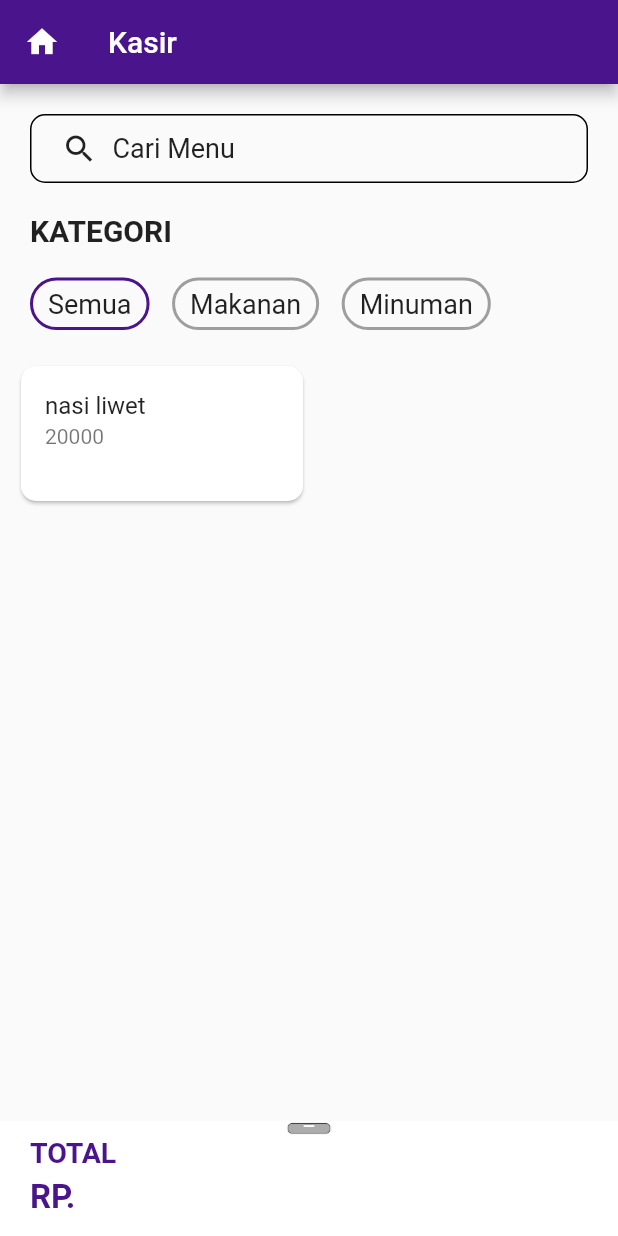
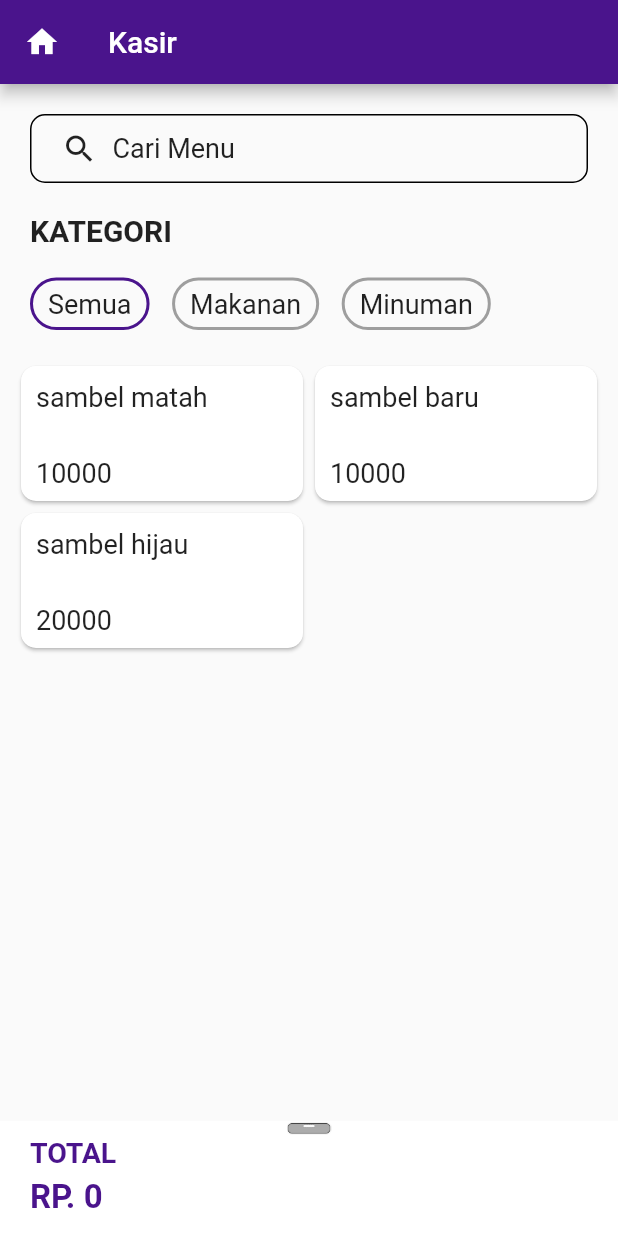
Before and after one commit to Achmad-irfanda/layout_kasir, a Flutter app: the screen it shows after launch, on a phone screen of 412 x 824 dp. Run offline on Flutter 3.47's test engine with Material 2 defaults, Android fonts, the phone set to English and light mode, and no system bars.

Commit message:
no message

```diff
--- /dev/null
+++ b/lib/checkout/provitem.dart
@@ -0,0 +1,17 @@
+import 'package:flutter/material.dart';
+import 'package:layout_kasir/home/cardsetting.dart';
+
+class Item extends ChangeNotifier {
+  List<CardItem> selectedItem;
+  int totalHarga;
+
+  Item(){
+    selectedItem=[];
+    totalHarga = 0;
+  }
+  void add (CardItem cardItem, int harga){
+   selectedItem.add(cardItem);
+    totalHarga += harga;
+    notifyListeners();
+  }
+}
--- a/lib/home/cardsetting.dart
+++ b/lib/home/cardsetting.dart
@@ -1,67 +1,67 @@
 import 'package:flutter/material.dart';
+import 'package:layout_kasir/checkout/provitem.dart';
+import 'package:provider/provider.dart';
 
-// card yang menampung parsing datanya.
-// class card extends StatefulWidget {
+// class MenuItem {
+//   final String nama;
+//   final int harga;
 
-//   card({this.nama, this.harga});
-
-//   @override
-//   _cardState createState() => _cardState();
+//   MenuItem(this.nama, this.harga);
 // }
 
-// class _cardState extends State<card> {
-//   String item;
+  class CardItem extends StatefulWidget {
 
-//   final Function onTap;
+  CardItem ({this.nama, this.harga});
 
-//   @override
-//   Widget build(BuildContext context) {
-//     return
-//   }
-// }
-
-// final Function onTap;
-// const CardItem({Key key, this.onTap}) : super(key:key);
-
-class MenuItem {
-  final int id;
   final String nama;
   final int harga;
-
-  MenuItem(this.id, this.nama, this.harga);
-}
-
-class CardItem extends StatefulWidget {
   @override
   _CardItemState createState() => _CardItemState();
 }
 
 class _CardItemState extends State<CardItem> {
-  final _menu = [
-    MenuItem(1, "nasi liwet", 20000),
-  ];
-
-  List<MenuItem> _selectedItem = [];
-  int totalHarga = 0;
 
   @override
   Widget build(BuildContext context) {
     return Card(
       shape: RoundedRectangleBorder(
           borderRadius: BorderRadius.all(Radius.circular(10))),
-      child: ListView.builder(
-        itemCount: _menu.length,
-        itemBuilder: (context, index) => ListTile(
-          onTap: () {
-            setState(() {
-              _selectedItem.add(_menu[index]);
-              totalHarga = totalHarga + _menu[index].harga;
-            });
+      child: InkWell(
+        onTap: () => {
+            Provider.of<Item>(context, listen: false)
+                .add(CardItem(), CardItem().harga),
           },
-          title: Text(_menu[index].nama),
-          subtitle: Text(_menu[index].harga.toString()),
+        child: ListView(
+          children: [
+            Align(
+              alignment: Alignment.topLeft,
+              child: Container(
+                margin:
+                    EdgeInsets.only(left: 10, right: 10, top: 10, bottom: 20),
+                child:
+               Text(widget.nama, style: TextStyle(fontSize: 18),)
+              ),
+            ),
+            Align(
+              alignment: Alignment.topLeft,
+              child: Container(
+                margin:
+                    EdgeInsets.only(left: 10, right: 10, top: 10, bottom: 20),
+                child:
+               Text(widget.harga.toString(), style: TextStyle(fontSize: 18),)
+              ),
+            ),
+          ],
         ),
       ),
     );
   }
 }
+
+
+// class onTap {
+
+
+//   Provider.of<Item>(context, listen: false)
+//                 .add(CardItem[index], CardItem[index].harga);
+// }
--- a/lib/home/home.dart
+++ b/lib/home/home.dart
@@ -1,7 +1,9 @@
 import 'package:flutter/material.dart';
 import 'package:flutter/rendering.dart';
+import 'package:layout_kasir/checkout/provitem.dart';
 import 'package:layout_kasir/home/cardsetting.dart';
 import 'package:layout_kasir/home/slider.dart';
+import 'package:provider/provider.dart';
 
 class homepage extends StatefulWidget {
   @override
@@ -27,7 +29,9 @@ class _homepageState extends State<homepage> {
         leading: Icon(Icons.home),
         title: Text('Kasir'),
       ),
-      body: Stack(
+      body: ChangeNotifierProvider(
+        create: (context) => Item(),
+        child: Stack(
           children: [
             ListView(
               children: [
@@ -84,8 +88,8 @@ class _homepageState extends State<homepage> {
                                   ),
                                   borderRadius: BorderRadius.circular(30))),
                           Container(
-                            margin:
-                                EdgeInsets.only(right: 15, top: 20, bottom: 20),
+                              margin: EdgeInsets.only(
+                                  right: 15, top: 20, bottom: 20),
                               padding: EdgeInsets.only(
                                   left: 10, right: 10, top: 5, bottom: 5),
                               child: Text(
@@ -99,8 +103,8 @@ class _homepageState extends State<homepage> {
                                   ),
                                   borderRadius: BorderRadius.circular(30))),
                           Container(
-                            margin:
-                                EdgeInsets.only(right: 15, top: 20, bottom: 20),
+                              margin: EdgeInsets.only(
+                                  right: 15, top: 20, bottom: 20),
                               padding: EdgeInsets.only(
                                   left: 10, right: 10, top: 5, bottom: 5),
                               child: Text(
@@ -129,7 +133,18 @@ class _homepageState extends State<homepage> {
                         crossAxisCount: 2,
                         childAspectRatio: 6 / 3,
                         children: [
-                        CardItem(),
+                          CardItem(
+                            nama: ("sambel matah"),
+                            harga: 10000,
+                          ),
+                          CardItem(
+                            nama: ("sambel baru"),
+                            harga: 10000,
+                          ),
+                          CardItem(
+                            nama: ("sambel hijau"),
+                            harga: 20000,
+                          )
                         ],
                       ),
                     ],
@@ -142,6 +157,7 @@ class _homepageState extends State<homepage> {
             slider(),
           ],
         ),
+      ),
     );
   }
 }
--- a/lib/home/slider.dart
+++ b/lib/home/slider.dart
@@ -1,5 +1,7 @@
 import 'package:flutter/material.dart';
 import 'package:layout_kasir/checkout/bayar.dart';
+import 'package:provider/provider.dart';
+import 'package:layout_kasir/checkout/provitem.dart';
 import 'package:layout_kasir/checkout/number_ticker.dart';
 
 class slider extends StatefulWidget {
@@ -38,7 +40,7 @@ class _sliderState extends State<slider> {
                   margin:
                       EdgeInsets.only(left: 20, right: 20, top: 6, bottom: 20),
                   child: Text(
-                    "RP. ",
+                    "RP. ${Provider.of<Item>(context, listen: true).totalHarga}",
                     style: TextStyle(
                         fontSize: 22,
                         color: Colors.purple[900],
@@ -63,22 +65,40 @@ class _sliderState extends State<slider> {
                         fontWeight: FontWeight.bold),
                   ),
                 ),
+                SizedBox(
+                  height: 5,
+                ),
+                Consumer<Item>(builder: (context, provitem, child) {
+                  return Container(
+                    padding: EdgeInsets.all(20),
+                    margin: EdgeInsets.only(left: 20, right: 20, top: 10),
+                    child: ListView.builder(
+                        itemCount: provitem.selectedItem.length,
+                        itemBuilder: (context, index) {
+                          child:
                           Container(
                              padding: EdgeInsets.all(20),
-                  margin: EdgeInsets.only(left: 20, right: 20, top: 10),
+                          margin: EdgeInsets.only(bottom: 10),
+                            child: Container(
+                              height: 50,
                               child: Row(
                                 children: [
-                      // Text("namaku bento"),
+                                  Text(provitem.selectedItem[index].nama),
+                                  Spacer(),
                                   Container(
                                     margin: EdgeInsets.only(left: 260, right: 10),
                                     child: NumberTicker(),
                                   )
                                 ],
                               ),
+                            ),
+                          );
+                        }),
                     decoration: BoxDecoration(
                         border: Border.all(width: 1),
                         borderRadius: BorderRadius.circular(10)),
-                ),
+                  );
+                }),
                 new Container(
                     margin: EdgeInsets.only(
                         left: 50, right: 50, top: 30, bottom: 50),
```
Also changed, not shown: pubspec.yaml (+1 -8 lines), pubspec.lock. Lines whose indentation alone changed are shown as unchanged.
